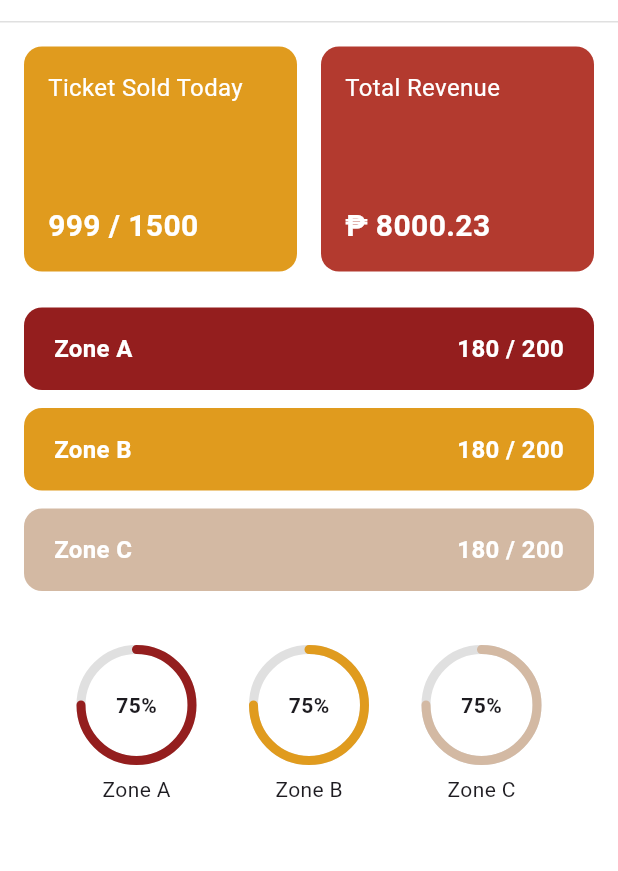
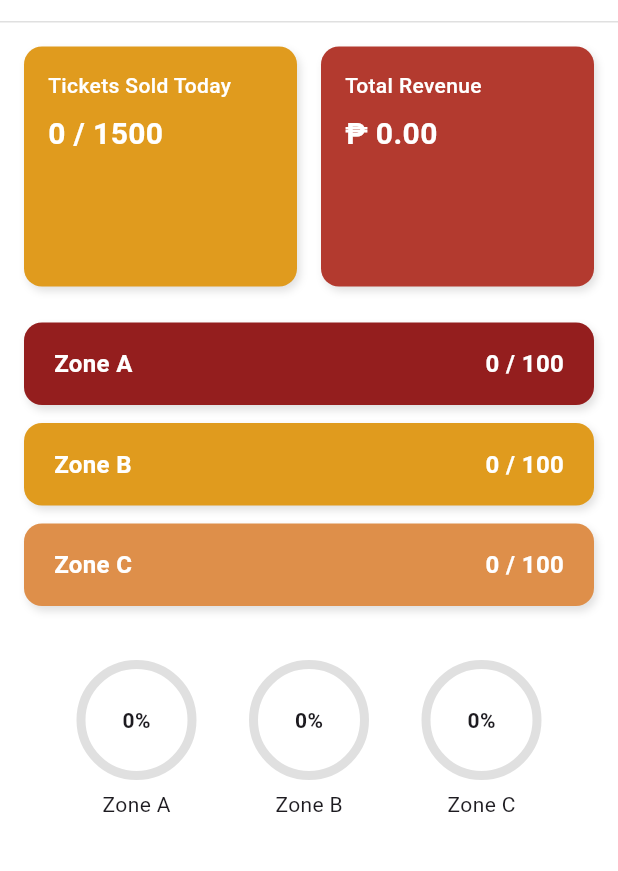
Before and after one commit to fromHELIO/HAUrmony, a Flutter app: the DashboardScreen screen opened directly, on a phone screen of 412 x 824 dp, the part 63-934 px from its top. Run offline on Flutter 3.47's test engine with Material 3 defaults, Android fonts, the light colour scheme and no system bars; our stand-ins replace supabase_flutter; accounts and stored records are empty.

Commit message:
Update dashboard.dart

```diff
--- a/lib/admin/Admin screens/dashboard.dart
+++ b/lib/admin/Admin screens/dashboard.dart
@@ -1,12 +1,97 @@
 import 'package:flutter/material.dart';
+import 'package:supabase_flutter/supabase_flutter.dart';
 import '../widgets/app_header.dart';
 import 'menu.dart';
 
-class DashboardScreen extends StatelessWidget {
+class DashboardScreen extends StatefulWidget {
   const DashboardScreen({super.key});
 
   @override
+  State<DashboardScreen> createState() => _DashboardScreenState();
+}
+
+class _DashboardScreenState extends State<DashboardScreen> {
+  final supabase = Supabase.instance.client;
+
+  int ticketsSoldToday = 0;
+  double totalRevenue = 0.0;
+  int zoneASold = 0;
+  int zoneBSold = 0;
+  int zoneCSold = 0;
+
+  final int zoneCapacity = 100; //per zone
+  final int totalCapacity = 1500; //overall tickets
+
+  @override
+  void initState() {
+    super.initState();
+    _fetchDashboardData();
+    _subscribeToRealTimeUpdates();
+  }
+
+  Future<void> _fetchDashboardData() async {
+    try {
+      // Total Tickets Sold
+      final today = DateTime.now();
+      final startOfDay = DateTime(today.year, today.month, today.day);
+      final endOfDay = startOfDay.add(const Duration(days: 1));
+
+      final salesToday = await supabase
+        .from('sales')
+        .select('sale_id')
+        .gte('timestamp', startOfDay.toIso8601String())
+        .lt('timestamp', endOfDay.toIso8601String());
+
+      final revenueData = await supabase
+        .from('sales')
+        .select('sale_price')
+        .not('sale_price', 'is', null);
+
+      final totalRevenueValue = revenueData.fold<double>(
+        0.0,
+        (sum, row) => sum + ((row['sale_price'] ?? 0) as num).toDouble()
+      );
+
+      // Zone Count
+      final zoneAData = await supabase.from('zone_a_queue').select('queue_num');
+      final zoneBData = await supabase.from('zone_b_queue').select('queue_num');
+      final zoneCData = await supabase.from('zone_c_queue').select('queue_num');
+
+      if (!mounted) return; //ADDED
+      setState(() {
+        ticketsSoldToday = salesToday.length;
+        totalRevenue = totalRevenueValue;
+        zoneASold = zoneAData.length;
+        zoneBSold = zoneBData.length;
+        zoneCSold= zoneCData.length;
+      });
+    } catch (e) {
+      debugPrint('Error Fetching Dashboard Data: $e');
+    }
+  }
+
+  void _subscribeToRealTimeUpdates() {
+    final tables = ['sales', 'zone_a_queue', 'zone_b_queue', 'zone_c_queue'];
+
+    for (final table in tables) {
+      supabase.channel(table).onPostgresChanges(
+        event: PostgresChangeEvent.all,
+        schema: 'public',
+        table: table,
+        callback: (payload) {
+          debugPrint('Realtime update from $table: ${payload.eventType}');
+          _fetchDashboardData();
+        },
+      ).subscribe();
+    }
+  }
+
+  @override
   Widget build(BuildContext context) {
+    final double zoneAPercent = zoneASold / zoneCapacity;
+    final double zoneBPercent = zoneBSold / zoneCapacity;
+    final double zoneCPercent = zoneCSold / zoneCapacity;
+
     return Scaffold(
       backgroundColor: Colors.white,
       appBar: AppHeader(
@@ -20,22 +105,23 @@ class DashboardScreen extends StatelessWidget {
           child: Column(
             crossAxisAlignment: CrossAxisAlignment.start,
             children: [
-              // ---- Top Stat Cards ----
+
+              // Statistic Cards
               Row(
                 children: [
                   Expanded(
                     child: _statCard(
-                      title: "Ticket Sold Today",
-                      value: "999 / 1500",
+                      title: "Tickets Sold Today",
+                      value: "$ticketsSoldToday / $totalCapacity",
                       color: const Color(0xFFE09B1E),
-                      showArrow: true,
+                      shadowArrow: true,
                     ),
                   ),
                   const SizedBox(width: 16),
                   Expanded(
                     child: _statCard(
                       title: "Total Revenue",
-                      value: "₱ 8000.23",
+                      value: "₱ ${totalRevenue.toStringAsFixed(2)}",
                       color: const Color(0xFFB33A2F),
                     ),
                   ),
@@ -43,19 +129,19 @@ class DashboardScreen extends StatelessWidget {
               ),
               const SizedBox(height: 24),
 
-              // ---- Zone Cards ----
-              _zoneCard("Zone A", "180 / 200", const Color(0xFF941E1E)),
-              _zoneCard("Zone B", "180 / 200", const Color(0xFFE09B1E)),
-              _zoneCard("Zone C", "180 / 200", const Color(0xFFD3B9A3)),
+              // Zone Cards
+              _zoneCard("Zone A", "$zoneASold / $zoneCapacity", const Color(0xFF941E1E)),
+              _zoneCard("Zone B", "$zoneBSold / $zoneCapacity", const Color(0xFFE09B1E)),
+              _zoneCard("Zone C", "$zoneCSold / $zoneCapacity", const Color(0xFFDE8F4A)),
               const SizedBox(height: 24),
 
-              // ---- Circular indicators ----
+              // Circular Indicator
               Row(
                 mainAxisAlignment: MainAxisAlignment.spaceEvenly,
-                children: const [
-                  _CirclePercent(label: "Zone A", percent: 0.75, color: Color(0xFF941E1E)),
-                  _CirclePercent(label: "Zone B", percent: 0.75, color: Color(0xFFE09B1E)),
-                  _CirclePercent(label: "Zone C", percent: 0.75, color: Color(0xFFD3B9A3)),
+                children: [
+                  _CirclePercent(label: "Zone A", percent: zoneAPercent, color: Color(0xFF941E1E)),
+                  _CirclePercent(label: "Zone B", percent: zoneBPercent, color: Color(0xFFE09B1E)),
+                  _CirclePercent(label: "Zone C", percent: zoneCPercent, color: Color(0xFFDE8F4A)),
                 ],
               ),
             ],
@@ -65,35 +151,33 @@ class DashboardScreen extends StatelessWidget {
     );
   }
 
-  // ---------- Widgets ----------
+  // Widgets
 
   Widget _statCard({
     required String title,
     required String value,
     required Color color,
-    bool showArrow = false,
+    bool shadowArrow = false,
   }) {
     return Container(
-      height: 150, //
+      height: 160,
       padding: const EdgeInsets.all(16),
       decoration: BoxDecoration(
         color: color,
         borderRadius: BorderRadius.circular(12),
+        boxShadow: [
+          BoxShadow(color: Colors.black12, blurRadius: 4, offset: Offset(2, 3)),
+        ],
       ),
       child: Column(
         crossAxisAlignment: CrossAxisAlignment.start,
-        mainAxisAlignment: MainAxisAlignment.spaceBetween,
         children: [
-          Text(title,
-              style: const TextStyle(color: Colors.white, fontSize: 16)),
-          Text(value,
-              style: const TextStyle(
-                  color: Colors.white,
-                  fontSize: 20,
-                  fontWeight: FontWeight.bold)),
-              ],
-            )
-      );
+          Text(title, style: const TextStyle(color: Colors.white, fontSize: 14, fontWeight: FontWeight.w500)),
+          const SizedBox(height: 8),
+          Text(value, style: const TextStyle(color: Colors.white, fontSize: 20, fontWeight: FontWeight.bold)),
+        ],
+      ),
+    );
   }
 
   Widget _zoneCard(String zone, String stats, Color color) {
@@ -103,30 +187,30 @@ class DashboardScreen extends StatelessWidget {
       decoration: BoxDecoration(
         color: color,
         borderRadius: BorderRadius.circular(12),
+        boxShadow: [
+          BoxShadow(color: Colors.black12, blurRadius: 4, offset: Offset(2, 3)),
+        ],
       ),
-      child: Row(
+      child:  Row(
         mainAxisAlignment: MainAxisAlignment.spaceBetween,
         children: [
-          Text(zone,
-              style: const TextStyle(
-                  color: Colors.white,
-                  fontWeight: FontWeight.bold,
-                  fontSize: 16)),
-          Text(stats,
-              style: const TextStyle(
-                  color: Colors.white,
-                  fontWeight: FontWeight.bold,
-                  fontSize: 16)),
+          Text(zone, style: const TextStyle(color: Colors.white, fontWeight: FontWeight.bold, fontSize: 16)),
+          Text(stats, style: const TextStyle(color: Colors.white, fontWeight: FontWeight.bold, fontSize: 16)),
         ],
       ),
     );
   }
+
+  @override
+  void dispose() {
+    supabase.removeAllChannels();
+    super.dispose();
+  }
 }
 
-// ---- Circular percent widgets ----
 class _CirclePercent extends StatelessWidget {
   final String label;
-  final double percent; // 0.0–1.0
+  final double percent;
   final Color color;
 
   const _CirclePercent({
@@ -182,9 +266,9 @@ class _CirclePainter extends CustomPainter {
 
     final center = Offset(size.width / 2, size.height / 2);
     canvas.drawCircle(center, radius, base);
-    final sweep = 2 * 3.14159 * percent;
+    final sweep = 2 * 3.14 * percent;
     canvas.drawArc(Rect.fromCircle(center: center, radius: radius),
-        -3.14159 / 2, sweep, false, progress);
+      -3.14 / 2, sweep, false, progress);
   }
 
   @override
```
